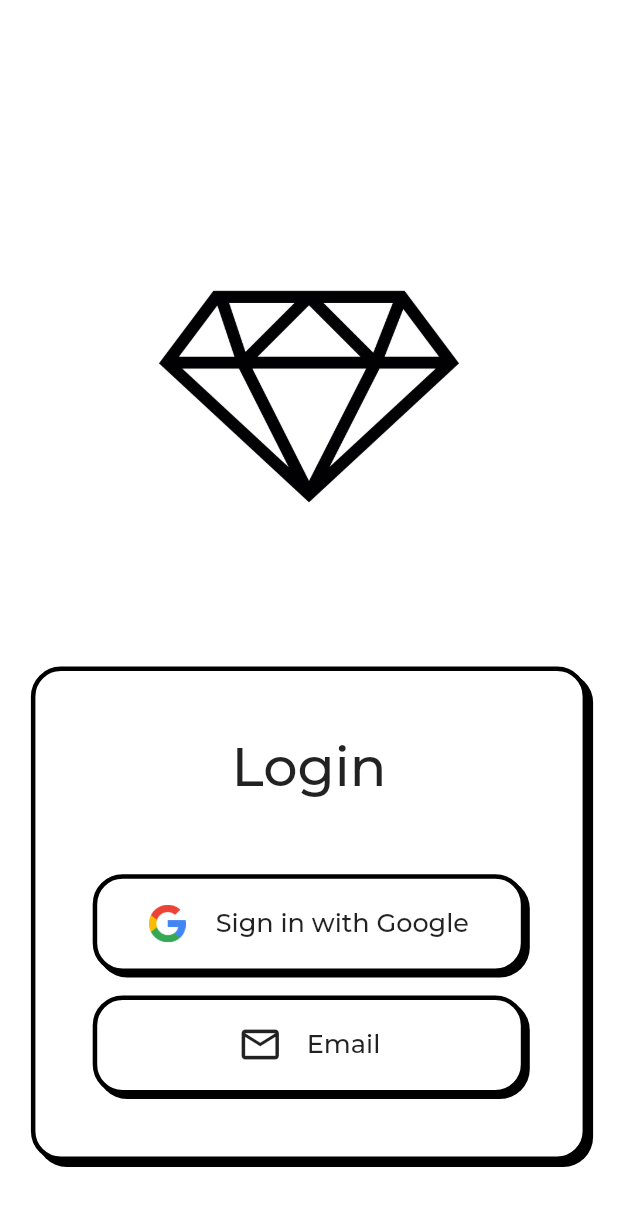
After one commit to mokshchaudhary/taskr, a Flutter app: the screen it shows after launch, after a tap on "Sign in with Google", on a phone screen of 412 x 824 dp. The commit adds this screen. Shown: the top 1206 px of the screen. Run offline on Flutter 3.47's test engine with Material 2 defaults, Android fonts, the light colour scheme and no system bars; our stand-ins replace cloud_firestore, firebase_auth, firebase_core, google_fonts, google_sign_in; accounts and stored records are empty.

Commit message:
final commit

```diff
--- /dev/null
+++ b/lib/Login.dart
@@ -0,0 +1,174 @@
+import 'dart:ui';
+import 'package:firebase_auth/firebase_auth.dart';
+import 'package:flutter/material.dart';
+import 'package:google_fonts/google_fonts.dart';
+import 'components.dart';
+import 'package:google_sign_in/google_sign_in.dart';
+
+class LoginScreen extends StatelessWidget {
+  @override
+  Widget build(BuildContext context) {
+    double height = MediaQuery.of(context).size.height;
+    double width = MediaQuery.of(context).size.width;
+    return SafeArea(
+      child: Scaffold(
+        backgroundColor: Colors.white,
+        body: Container(
+          height: height,
+          width: width,
+          child: Column(
+            crossAxisAlignment: CrossAxisAlignment.center,
+            mainAxisAlignment: MainAxisAlignment.end,
+            children: [
+              Image(image: AssetImage('assets/pin.png'), height: 200),
+              Padding(
+                padding: const EdgeInsets.only(top: 80, bottom: 50),
+                child: Container(
+                  height: height * 0.4,
+                  width: width * 0.9,
+                  decoration: BoxDecoration(
+                    boxShadow: [
+                      BoxShadow(
+                        color: Colors.black,
+                        offset: Offset(4, 4),
+                      )
+                    ],
+                    color: Colors.white,
+                    border: Border.all(width: 3),
+                    borderRadius: BorderRadius.all(Radius.circular(20)),
+                  ),
+                  child: Column(
+                    mainAxisAlignment: MainAxisAlignment.center,
+                    children: [
+                      Text('Login',
+                          style: GoogleFonts.montserrat(
+                            textStyle: TextStyle(fontSize: 36),
+                            fontWeight: FontWeight.w500,
+                          )),
+                      Padding(
+                        padding: const EdgeInsets.only(top: 50, bottom: 15),
+                        child: GestureDetector(
+                          onTap: () async {
+                            AlertDialog alert = AlertDialog(
+                              content: Container(
+                                height: 90,
+                                child: Center(
+                                    child: CircularProgressIndicator(
+                                  valueColor: new AlwaysStoppedAnimation<Color>(Colors.black),
+                                )),
+                              ),
+                            );
+                            showDialog(
+                              context: context,
+                              builder: (BuildContext context) {
+                                return alert;
+                              },
+                            );
+                            await signInWithGoogle().then((value) =>
+                                Navigator.of(context, rootNavigator: true).pop('dialog'));
+                          },
+                          child: StyleButton(
+                              width: width * 0.7,
+                              height: height * 0.08,
+                              child: Row(
+                                mainAxisAlignment: MainAxisAlignment.center,
+                                children: [
+                                  Image(
+                                    image: AssetImage('assets/google.png'),
+                                    height: 25,
+                                  ),
+                                  Padding(padding: EdgeInsets.symmetric(horizontal: 10)),
+                                  Text(
+                                    'Sign in with Google',
+                                    style: GoogleFonts.montserrat(
+                                        fontSize: 17, fontWeight: FontWeight.w500),
+                                  )
+                                ],
+                              )),
+                        ),
+                      ),
+                      GestureDetector(
+                        onTap: () {
+                          AlertDialog alert = AlertDialog(
+                            title: Text("Coming Soon"),
+                            content: Text("Please Login With Google Instead"),
+                          );
+                          showDialog(
+                            context: context,
+                            builder: (BuildContext context) {
+                              return alert;
+                            },
+                          );
+                        },
+                        onLongPress: () {
+                          AlertDialog alert = AlertDialog(
+                            content: Container(
+                              height: 90,
+                              child: Center(
+                                  child: CircularProgressIndicator(
+                                valueColor: new AlwaysStoppedAnimation<Color>(Colors.black),
+                              )),
+                            ),
+                          );
+                          showDialog(
+                            context: context,
+                            builder: (BuildContext context) {
+                              return alert;
+                            },
+                          );
+                          FirebaseAuth.instance
+                              .signInWithEmailAndPassword(
+                                  email: 'try123@123.com', password: '123456')
+                              .then((value) {
+                            Navigator.of(context, rootNavigator: true).pop('dialog');
+                          }).catchError((error) {
+                            debugPrint(error);
+                          });
+                        },
+                        child: StyleButton(
+                            width: width * 0.7,
+                            height: height * 0.08,
+                            child: Row(
+                              mainAxisAlignment: MainAxisAlignment.center,
+                              children: [
+                                Icon(
+                                  Icons.email_outlined,
+                                  size: 30,
+                                ),
+                                Padding(padding: EdgeInsets.symmetric(horizontal: 8)),
+                                Text(
+                                  'Email',
+                                  style: GoogleFonts.montserrat(
+                                      fontSize: 17, fontWeight: FontWeight.w500),
+                                )
+                              ],
+                            )),
+                      ),
+                    ],
+                  ),
+                ),
+              )
+            ],
+          ),
+        ),
+      ),
+    );
+  }
+}
+
+Future<UserCredential> signInWithGoogle() async {
+  // Trigger the authentication flow
+  final GoogleSignInAccount googleUser = await GoogleSignIn().signIn();
+
+  // Obtain the auth details from the request
+  final GoogleSignInAuthentication googleAuth = await googleUser.authentication;
+
+  // Create a new credential
+  final GoogleAuthCredential credential = GoogleAuthProvider.credential(
+    accessToken: googleAuth.accessToken,
+    idToken: googleAuth.idToken,
+  );
+
+  // Once signed in, return the UserCredential
+  return await FirebaseAuth.instance.signInWithCredential(credential);
+}
--- a/lib/main.dart
+++ b/lib/main.dart
@@ -1,10 +1,13 @@
 import 'dart:ui';
+import 'package:firebase_core/firebase_core.dart';
+import 'package:flutter/material.dart';
+import 'package:taskr/tasks.dart';
+import 'Login.dart';
+import 'package:firebase_auth/firebase_auth.dart';
 
-import 'package:flutter/material.dart';
-import 'package:google_fonts/google_fonts.dart';
-import 'components.dart';
-
-void main() {
+Future<void> main() async {
+  WidgetsFlutterBinding.ensureInitialized();
+  await Firebase.initializeApp();
   runApp(MyApp());
 }
 
@@ -12,37 +15,31 @@ class MyApp extends StatelessWidget {
   @override
   Widget build(BuildContext context) {
     return MaterialApp(
-      title: 'Flutter Demo',
       theme: ThemeData(
           primarySwatch: Colors.blue,
           inputDecorationTheme: const InputDecorationTheme(
             labelStyle: TextStyle(color: Colors.black),
             hintStyle: TextStyle(color: Colors.black),
           )),
-      home: MyHomePage(),
+      home: _handleauth(),
     );
   }
 }
 
-class MyHomePage extends StatelessWidget {
-  @override
-  Widget build(BuildContext context) {
-    double width = MediaQuery.of(context).size.width;
-    double height = MediaQuery.of(context).size.height;
-    return SafeArea(
-      child: Scaffold(
-        backgroundColor: Colors.white,
-        body: Container(
-          color: Colors.white,
-          child: Column(
-            children: [
-              Topbar(height: height, width: width),
-              MiddleBody(),
-              BottomBar(height: height, width: width)
-            ],
-          ),
-        ),
-      ),
-    );
-  }
+Widget _handleauth() {
+  return StreamBuilder(
+      stream: FirebaseAuth.instance.authStateChanges(),
+      builder: (BuildContext context, snapshot) {
+        if (snapshot.connectionState == ConnectionState.waiting) {
+          return Center(
+            child: Text('waiting'),
+          );
+        } else {
+          if (snapshot.hasData) {
+            return MyHomePage();
+          } else {
+            return LoginScreen();
+          }
+        }
+      });
 }
--- a/pubspec.yaml
+++ b/pubspec.yaml
@@ -29,6 +29,10 @@ dependencies:
   # Use with the CupertinoIcons class for iOS style icons.
   cupertino_icons: ^1.0.2
   google_fonts: ^1.1.1
+  firebase_auth: ^0.18.4+1
+  google_sign_in: ^4.5.9
+  cloud_firestore: any
+
 
 dev_dependencies:
   flutter_test:
```
Also changed, not shown: lib/components.dart (+91 -76 lines), lib/setting.dart (added, +21 -0 lines), lib/tasks.dart (added, +253 -0 lines), assets/google.png (added), assets/icon.png (added), assets/man.svg (deleted), assets/pin.png (added), 3 other files.
